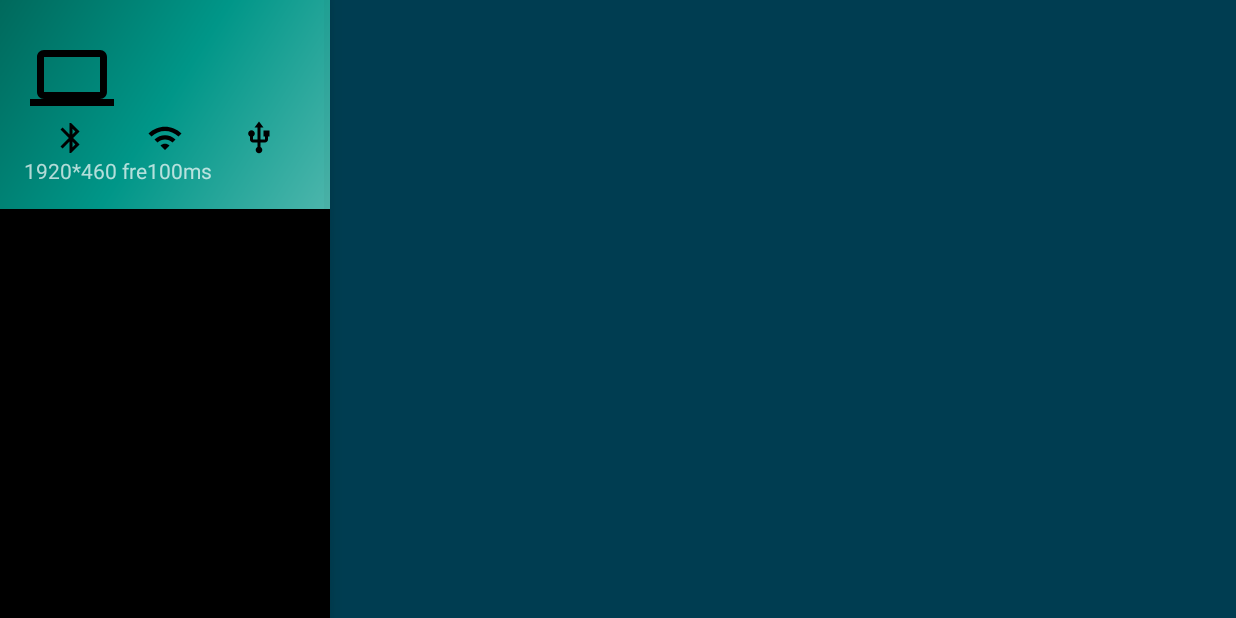
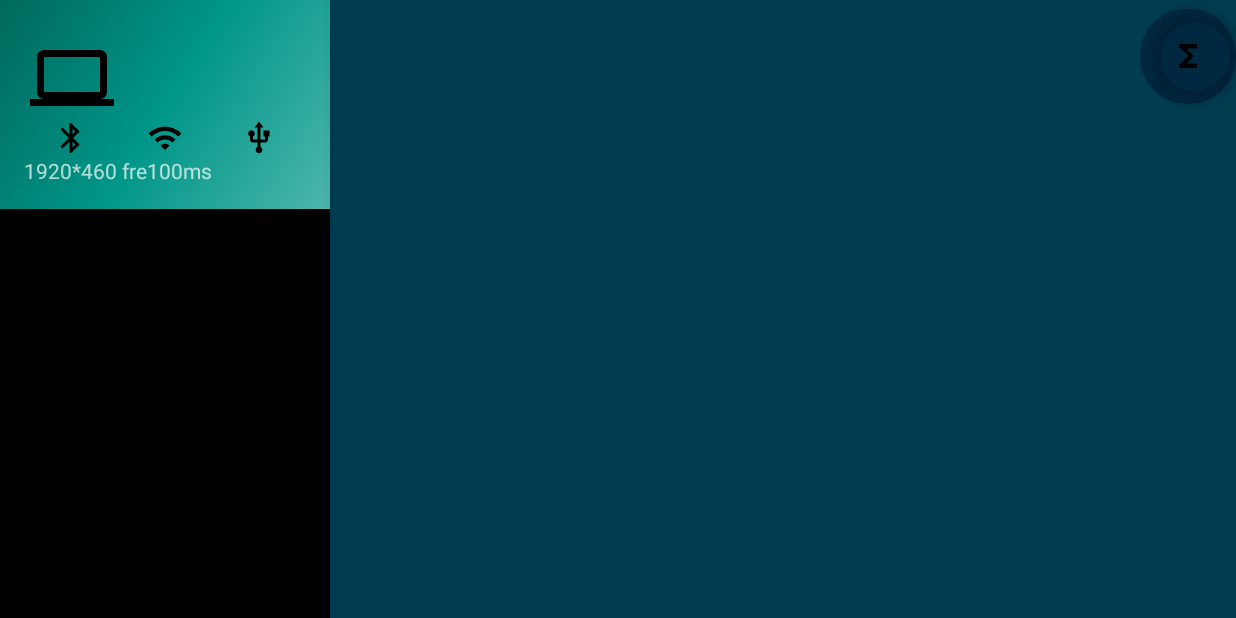
Before and after one commit to PhaseTechnician/SignalPanel, an Android app: the ConfigPanelActivity screen opened directly, with no data from a screen before it, in the side drawer, after a tap on "Switch", on a phone screen of 824 x 412 dp (held sideways). Run offline under Robolectric (Android 15) with nearby library versions, the phone set to English and light mode, and no system bars; 18 statements that could not run were skipped.

Commit message:
now we can change the plug size when configing panels use two fingers.
Signed-off-by: 萨古拉斯 <1448973286@qq.com>

```diff
--- a/app/src/main/java/com/phase/czq/signalpanel/ConfigPanelActivity.java
+++ b/app/src/main/java/com/phase/czq/signalpanel/ConfigPanelActivity.java
@@ -2,6 +2,7 @@ package com.phase.czq.signalpanel;
 
 import android.app.Activity;
 import android.app.AlertDialog;
+import android.content.Context;
 import android.content.DialogInterface;
 import android.content.Intent;
 import android.graphics.Bitmap;
@@ -9,6 +10,7 @@ import android.graphics.Rect;
 import android.support.annotation.NonNull;
 import android.support.annotation.Nullable;
 import android.support.constraint.ConstraintLayout;
+import android.support.design.widget.FloatingActionButton;
 import android.support.design.widget.NavigationView;
 import android.support.design.widget.TextInputEditText;
 import android.support.v7.app.ActionBar;
@@ -49,21 +51,46 @@ public class ConfigPanelActivity extends AppCompatActivity implements Navigation
     private ConstraintLayout mainLayout;
     //ID计数 不应该出现重复的ID
     private int IDcount=0;
+    //编辑模式
+    boolean layoutMode = true;
 
+
+    Context context = this;
     View.OnTouchListener dragListener=new View.OnTouchListener() {
+        private int firsrID=-1;
+        private int secondID=-1;
         @Override
         public boolean onTouch(View v, MotionEvent event) {
-            switch (event.getAction()) {
+            if(!layoutMode){
+                return false;
+            }
+            switch (event.getActionMasked()) {
                 case MotionEvent.ACTION_DOWN:
-                    return false;
+                    firsrID = event.getPointerId(event.getActionIndex());
+                    break;
                 case MotionEvent.ACTION_MOVE:
                     newChanges = true;
-                    v.setTranslationX(event.getRawX());
-                    v.setTranslationY(event.getRawY());
-                    flushPlug(v);
-                    return false;
+                    if(event.getPointerCount()==1){
+                        v.setRight(v.getRight()+(int) event.getX(firsrID));
+                        v.setBottom(v.getBottom()+(int) event.getY(firsrID));
+                        v.setLeft(v.getLeft()+(int) event.getX(firsrID));
+                        v.setTop(v.getTop()+(int) event.getY(firsrID));
+                        v.setTranslationX(event.getRawX());
+                        v.setTranslationY(event.getRawY());
+                    }
+                    else if(event.getPointerCount()==2){
+                        v.setRight(v.getLeft()+(int) event.getX(secondID));
+                        v.setBottom(v.getTop()+(int) event.getY(secondID));
+                    }
+                    break;
                 case MotionEvent.ACTION_UP:
                 case MotionEvent.ACTION_CANCEL:
+                case MotionEvent.ACTION_POINTER_UP:
+                    reload(v);
+                    flushPlug(v);
+                    break;
+                case MotionEvent.ACTION_POINTER_DOWN:
+                    secondID = event.getPointerId(event.getActionIndex());
                     break;
             }
             return false;
@@ -85,6 +112,19 @@ public class ConfigPanelActivity extends AppCompatActivity implements Navigation
         //设置侧边栏
         NavigationView navigationView = (NavigationView) findViewById(R.id.nav_config);
         navigationView.setNavigationItemSelectedListener(this);
+
+
+        findViewById(R.id.EditModeButtun).setOnClickListener(new View.OnClickListener() {
+            @Override
+            public void onClick(View v) {
+                if(layoutMode){
+                    ((FloatingActionButton) v).setImageDrawable(getDrawable(R.drawable.ic_function));
+                }else {
+                    ((FloatingActionButton) v).setImageDrawable(getDrawable(R.drawable.ic_layout));
+                }
+                layoutMode =!layoutMode;
+            }
+        });
         //从Intent中获取基本信息填充到nav_drawer中
         if(navigationView.getHeaderCount() > 0) {//From 雪兰灵莹 https://blog.csdn.net/xuelanlingying/article/details/79884592
             View header = navigationView.getHeaderView(0);
@@ -309,6 +349,9 @@ public class ConfigPanelActivity extends AppCompatActivity implements Navigation
     }
 
     private void plugSetingDialog(int ID){
+        if(layoutMode){
+            return;
+        }
         Intent intent = new Intent(this,ParamsSetingActivity.class);
         //intent.putExtra("plugID",ID);
         intent.putExtra("params",panelXmlDom.getPlugParamsByID(ID));
@@ -349,6 +392,12 @@ public class ConfigPanelActivity extends AppCompatActivity implements Navigation
             view.setId(IDcount);
         }
     }
+    private void reload(View view){
+        ConstraintLayout.LayoutParams params = (ConstraintLayout.LayoutParams) view.getLayoutParams();
+        params.width = view.getWidth();
+        params.height = view.getHeight();
+        view.setLayoutParams(params);
+    }
 
     @NewPlugAttation
     private void flushPlug(@NonNull PlugParams params){
--- /dev/null
+++ b/app/src/main/res/drawable/ic_function.xml
@@ -0,0 +1,9 @@
+<vector xmlns:android="http://schemas.android.com/apk/res/android"
+        android:width="24dp"
+        android:height="24dp"
+        android:viewportWidth="24.0"
+        android:viewportHeight="24.0">
+    <path
+        android:fillColor="#FF000000"
+        android:pathData="M18,4H6v2l6.5,6L6,18v2h12v-3h-7l5,-5 -5,-5h7z"/>
+</vector>
--- /dev/null
+++ b/app/src/main/res/drawable/ic_layout.xml
@@ -0,0 +1,9 @@
+<vector xmlns:android="http://schemas.android.com/apk/res/android"
+        android:width="24dp"
+        android:height="24dp"
+        android:viewportWidth="24.0"
+        android:viewportHeight="24.0">
+    <path
+        android:fillColor="#FF000000"
+        android:pathData="M10,18h5v-6h-5v6zM4,18h5L9,5L4,5v13zM16,18h5v-6h-5v6zM10,5v6h11L21,5L10,5z"/>
+</vector>
--- a/app/src/main/res/layout/activity_config_panel.xml
+++ b/app/src/main/res/layout/activity_config_panel.xml
@@ -12,6 +12,18 @@
         android:id="@+id/config_layout_main"
         android:layout_width="match_parent"
         android:layout_height="match_parent">
+
+        <android.support.design.widget.FloatingActionButton
+            android:id="@+id/EditModeButtun"
+            android:layout_width="wrap_content"
+            android:layout_height="wrap_content"
+            android:layout_marginTop="5dp"
+            android:clickable="true"
+            app:backgroundTint="#6000105C"
+            app:fabCustomSize="@dimen/floatingButtun_width"
+            app:layout_constraintEnd_toEndOf="parent"
+            app:layout_constraintTop_toTopOf="parent"
+            app:srcCompat="@drawable/ic_layout" />
     </android.support.constraint.ConstraintLayout>
 
     <android.support.design.widget.NavigationView
--- a/app/src/main/res/values/dimens.xml
+++ b/app/src/main/res/values/dimens.xml
@@ -10,4 +10,5 @@
     <dimen name="panel_main_image_width">64dp</dimen>
     <dimen name="panel_main_image_height">64dp</dimen>
     <dimen name="nav_config_panel_width">220dp</dimen>
+    <dimen name="floatingButtun_width">64dp</dimen>
 </resources>
```
Also changed, not shown: app/src/main/java/com/phase/czq/signalpanel/PanelActivity.java (+17 -5 lines).
